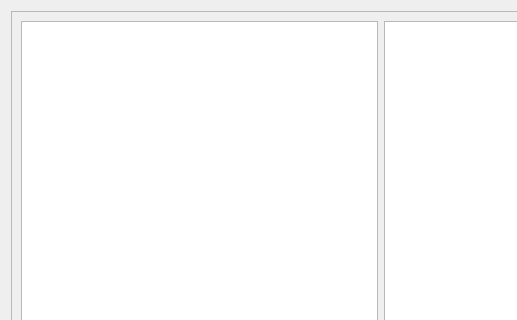
Above: libs/librepcb/projecteditor/dialogs/addcomponentdialog.ui from LibrePCB/LibrePCB before the change; both pictures show x 0 to 517 and y 0 to 320 of the 1124 by 592 pixel window. Below: the same form after it.
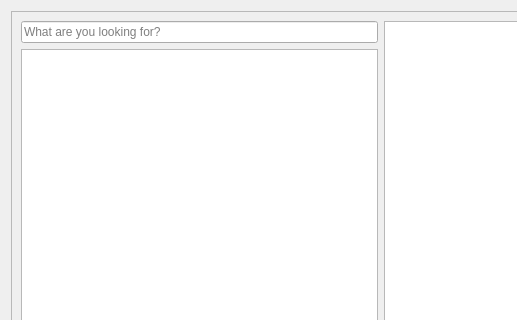
That is the form after the change. Custom widgets are drawn as their Qt base class.

Commit message:
AddComponentDialog: Add search functionality
Now components can be searched (filtered) by an text input field, as an
alternative to filtering by category.

Patch:
```diff
--- a/libs/librepcb/projecteditor/dialogs/addcomponentdialog.ui
+++ b/libs/librepcb/projecteditor/dialogs/addcomponentdialog.ui
@@ -33,11 +33,28 @@
       </property>
       <layout class="QHBoxLayout" name="horizontalLayout">
        <item>
+        <layout class="QVBoxLayout" name="verticalLayout_4">
+         <item>
+          <widget class="QLineEdit" name="edtSearch">
+           <property name="placeholderText">
+            <string>What are you looking for?</string>
+           </property>
+           <property name="clearButtonEnabled">
+            <bool>true</bool>
+           </property>
+          </widget>
+         </item>
+         <item>
         <widget class="QTreeView" name="treeCategories">
          <property name="editTriggers">
           <set>QAbstractItemView::NoEditTriggers</set>
          </property>
-        </widget>
+           <property name="headerHidden">
+            <bool>true</bool>
+           </property>
+          </widget>
+         </item>
+        </layout>
        </item>
        <item>
         <widget class="QListWidget" name="listComponents">
```
Left out of the diff: 6 changed lines with no effect on the pictures. Lines whose indentation alone changed are shown as unchanged. The commit also changes 4 other files.
